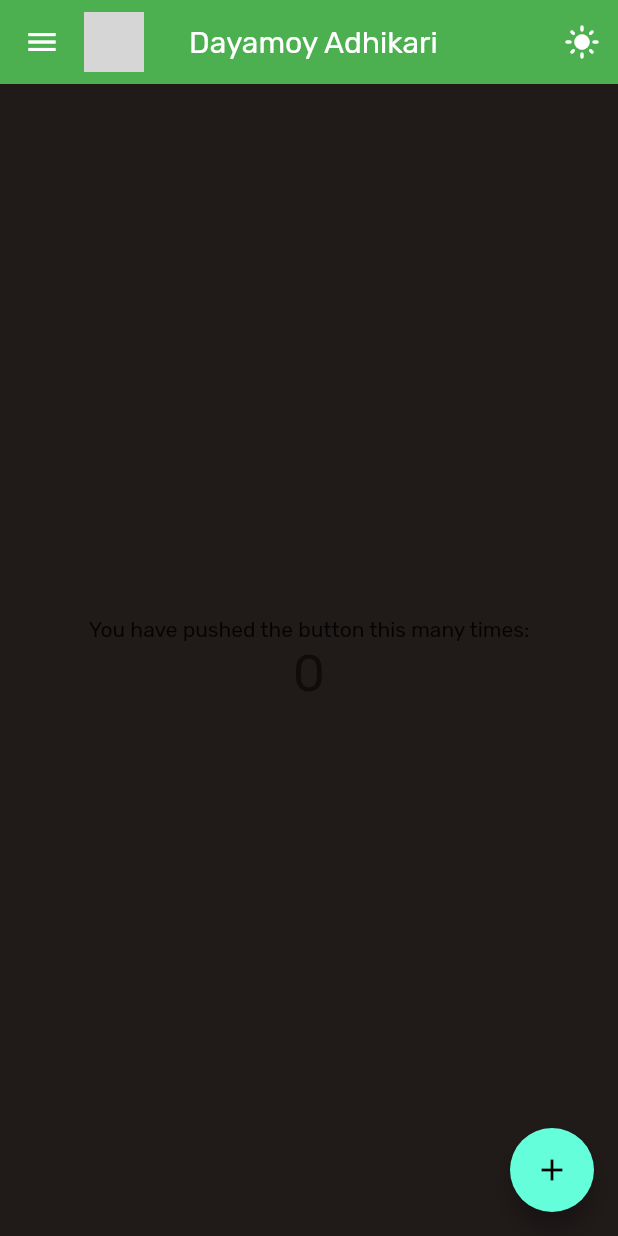
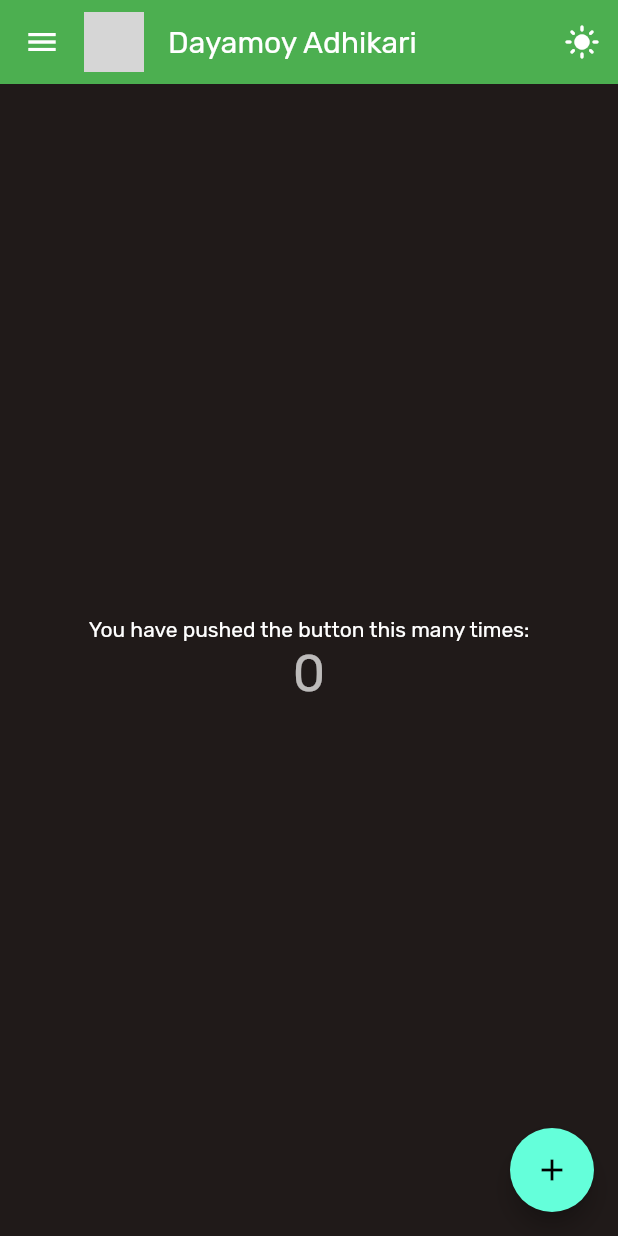
Before and after one commit to Damercy/dayaonweb, a Flutter app: the screen it shows after launch, after a tap on the "dark mode" icon, on a phone screen of 412 x 824 dp. Run offline on Flutter 3.47's test engine with Material 2 defaults, Android fonts, the phone set to English and light mode, and no system bars; our stand-ins replace google_fonts; network calls fail; grey boxes are pictures that could not be loaded.

Commit message:
add more themedata

```diff
--- a/lib/main.dart
+++ b/lib/main.dart
@@ -74,7 +74,7 @@ class _MyHomePageState extends State<MyHomePage> {
               backgroundImage: NetworkImage(
                   "https://pbs.twimg.com/profile_images/1463595775477256193/suTiiJ3b_400x400.jpg"),
             ),
-            const Padding(padding: EdgeInsets.fromLTRB(0, 0, 30, 0)),
+            const Padding(padding: EdgeInsets.fromLTRB(0, 0, 16, 0)),
             Text(
               widget.title,
               style: GoogleFonts.rubik(fontWeight: FontWeight.w400),
@@ -89,7 +89,7 @@ class _MyHomePageState extends State<MyHomePage> {
             onPressed: widget.themeChangeCb,
             icon: Icon(
                 widget.isDarkModeEnabled ? Icons.light_mode : Icons.dark_mode),
-          )
+          ),
         ],
       ),
       body: Center(
--- a/lib/theme/theme.dart
+++ b/lib/theme/theme.dart
@@ -3,14 +3,23 @@ import 'package:google_fonts/google_fonts.dart';
 
 ThemeData darkTheme = ThemeData(
     brightness: Brightness.dark,
-    textTheme: GoogleFonts.rubikTextTheme(),
+    textTheme: Typography().white.apply(
+          fontFamily: GoogleFonts.rubik().fontFamily,
+        ),
     primaryColor: Colors.green,
     scaffoldBackgroundColor: const Color(0xFF201A19),
+    splashFactory: InkRipple.splashFactory,
     primarySwatch: Colors.green);
 
 ThemeData lightTheme = ThemeData(
     brightness: Brightness.light,
     primaryColor: Colors.green,
+    textTheme: Typography().black.apply(
+        fontFamily: GoogleFonts.rubik().fontFamily,
+        bodyColor: const Color(0xFF442C2E),
+        displayColor: const Color(0xFF442C2E)),
     scaffoldBackgroundColor: const Color(0xFFFFF1EE),
-    textTheme: GoogleFonts.rubikTextTheme(),
+    splashFactory: InkRipple.splashFactory,
     primarySwatch: Colors.green);
+
+// #442c2e
```
